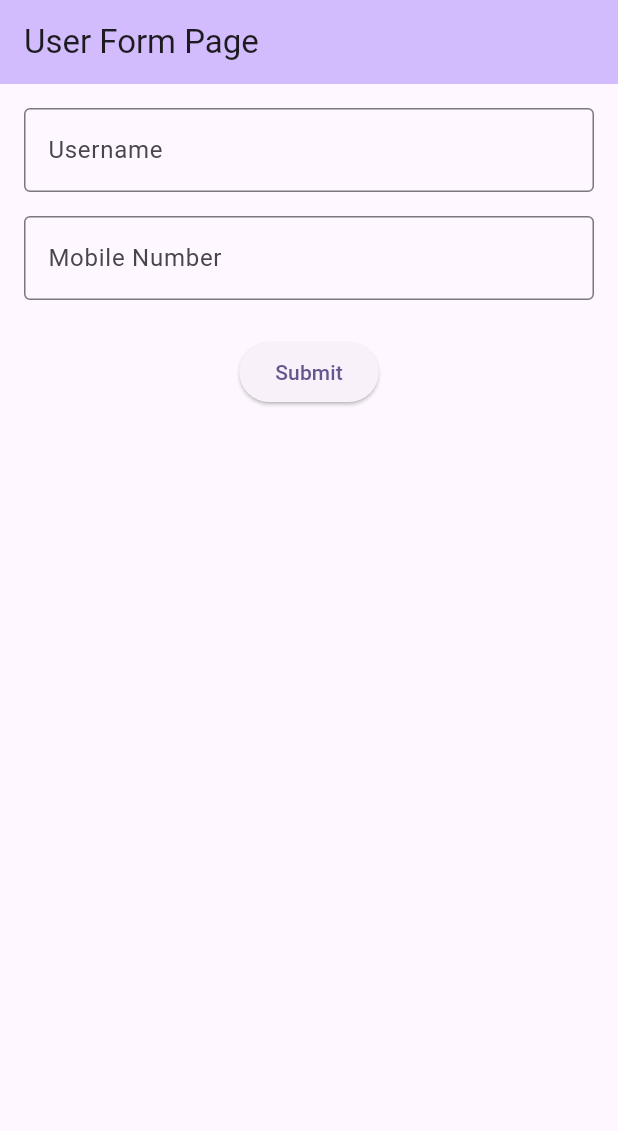
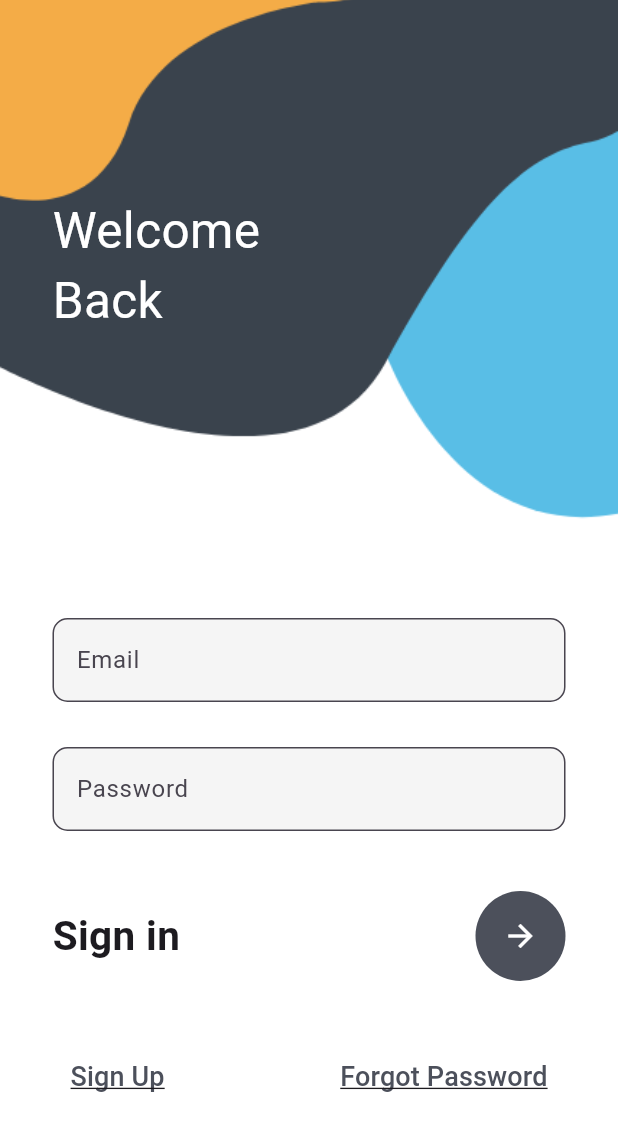
Before and after one commit to IsfarMohi/DocPoint, a Flutter app: the screen it shows after launch, on a phone screen of 412 x 824 dp. Shown: the top 1131 px of the screen. Run offline on Flutter 3.47's test engine with Material 3 defaults, Android fonts, the phone set to English and light mode, and no system bars.

Commit message:
created login page

```diff
--- /dev/null
+++ b/frontend/flutter/docpoint/lib/login.dart
@@ -0,0 +1,132 @@
+import 'package:flutter/material.dart';
+
+class MyLogin extends StatefulWidget {
+  const MyLogin({super.key});
+
+  @override
+  _MyLoginState createState() => _MyLoginState();
+}
+
+class _MyLoginState extends State<MyLogin> {
+  @override
+  Widget build(BuildContext context) {
+    return Container(
+      decoration: BoxDecoration(
+        image: DecorationImage(
+            image: AssetImage('assets/login.png'), fit: BoxFit.cover),
+      ),
+      child: Scaffold(
+        backgroundColor: Colors.transparent,
+        body: Stack(
+          children: [
+            Container(),
+            Container(
+              padding: EdgeInsets.only(left: 35, top: 130),
+              child: Text(
+                'Welcome\nBack',
+                style: TextStyle(color: Colors.white, fontSize: 33),
+              ),
+            ),
+            SingleChildScrollView(
+              child: Container(
+                padding: EdgeInsets.only(
+                    top: MediaQuery.of(context).size.height * 0.5),
+                child: Column(
+                  crossAxisAlignment: CrossAxisAlignment.start,
+                  children: [
+                    Container(
+                      margin: EdgeInsets.only(left: 35, right: 35),
+                      child: Column(
+                        children: [
+                          TextField(
+                            style: TextStyle(color: Colors.black),
+                            decoration: InputDecoration(
+                                fillColor: Colors.grey.shade100,
+                                filled: true,
+                                hintText: "Email",
+                                border: OutlineInputBorder(
+                                  borderRadius: BorderRadius.circular(10),
+                                )),
+                          ),
+                          SizedBox(
+                            height: 30,
+                          ),
+                          TextField(
+                            style: TextStyle(),
+                            obscureText: true,
+                            decoration: InputDecoration(
+                                fillColor: Colors.grey.shade100,
+                                filled: true,
+                                hintText: "Password",
+                                border: OutlineInputBorder(
+                                  borderRadius: BorderRadius.circular(10),
+                                )),
+                          ),
+                          SizedBox(
+                            height: 40,
+                          ),
+                          Row(
+                            mainAxisAlignment: MainAxisAlignment.spaceBetween,
+                            children: [
+                              Text(
+                                'Sign in',
+                                style: TextStyle(
+                                    fontSize: 27, fontWeight: FontWeight.w700),
+                              ),
+                              CircleAvatar(
+                                radius: 30,
+                                backgroundColor: Color(0xff4c505b),
+                                child: IconButton(
+                                    color: Colors.white,
+                                    onPressed: () {},
+                                    icon: Icon(
+                                      Icons.arrow_forward,
+                                    )),
+                              )
+                            ],
+                          ),
+                          SizedBox(
+                            height: 40,
+                          ),
+                          Row(
+                            mainAxisAlignment: MainAxisAlignment.spaceBetween,
+                            children: [
+                              TextButton(
+                                onPressed: () {
+                                  Navigator.pushNamed(context, 'register');
+                                },
+                                style: ButtonStyle(),
+                                child: Text(
+                                  'Sign Up',
+                                  textAlign: TextAlign.left,
+                                  style: TextStyle(
+                                      decoration: TextDecoration.underline,
+                                      color: Color(0xff4c505b),
+                                      fontSize: 18),
+                                ),
+                              ),
+                              TextButton(
+                                  onPressed: () {},
+                                  child: Text(
+                                    'Forgot Password',
+                                    style: TextStyle(
+                                      decoration: TextDecoration.underline,
+                                      color: Color(0xff4c505b),
+                                      fontSize: 18,
+                                    ),
+                                  )),
+                            ],
+                          )
+                        ],
+                      ),
+                    )
+                  ],
+                ),
+              ),
+            ),
+          ],
+        ),
+      ),
+    );
+  }
+}
--- a/frontend/flutter/docpoint/lib/main.dart
+++ b/frontend/flutter/docpoint/lib/main.dart
@@ -1,161 +1,14 @@
 import 'package:flutter/material.dart';
-import 'dart:convert'; // For jsonEncode
-import 'package:http/http.dart' as http; // For HTTP requests
+import 'package:loginuicolors/login.dart';
+import 'package:loginuicolors/register.dart';
 
 void main() {
-  runApp(const MyApp());
+  runApp(MaterialApp(
+    debugShowCheckedModeBanner: false,
+    home: MyLogin(),
+    routes: {
+      'register': (context) => MyRegister(),
+      'login': (context) => MyLogin(),
+    },
+  ));
 }
-
-class MyApp extends StatelessWidget {
-  const MyApp({super.key});
-
-  @override
-  Widget build(BuildContext context) {
-    return MaterialApp(
-      title: 'Flutter Demo',
-      theme: ThemeData(
-        colorScheme: ColorScheme.fromSeed(seedColor: Colors.deepPurple),
-        useMaterial3: true,
-      ),
-      home: const UserFormPage(),
-    );
-  }
-}
-
-class UserFormPage extends StatefulWidget {
-  const UserFormPage({super.key});
-
-  @override
-  State<UserFormPage> createState() => _UserFormPageState();
-}
-
-class _UserFormPageState extends State<UserFormPage> {
-  final _usernameController = TextEditingController();
-  final _mobileController = TextEditingController();
-  final _formKey = GlobalKey<FormState>();
-
-  Future<void> _submitForm() async {
-    if (_formKey.currentState!.validate()) {
-      String username = _usernameController.text;
-      String mobileNumber = _mobileController.text;
-
-      try {
-        // Backend API endpoint
-        var url = Uri.parse("http://192.168.1.6:5000/save_user");
-
-        // Send POST request
-        var response = await http.post(
-          url,
-          headers: {"Content-Type": "application/json"},
-          body: jsonEncode({
-            "name": username,
-            "mobile": mobileNumber,
-          }),
-        );
-
-        if (response.statusCode == 200) {
-          // Success response
-          showDialog(
-            context: context,
-            builder: (context) => AlertDialog(
-              title: const Text('Success'),
-              content: Text('Data saved successfully: $username, $mobileNumber'),
-              actions: [
-                TextButton(
-                  onPressed: () => Navigator.of(context).pop(),
-                  child: const Text('OK'),
-                ),
-              ],
-            ),
-          );
-        } else {
-          // Error response
-          showDialog(
-            context: context,
-            builder: (context) => AlertDialog(
-              title: const Text('Error'),
-              content: Text('Failed to save data: ${response.body}'),
-              actions: [
-                TextButton(
-                  onPressed: () => Navigator.of(context).pop(),
-                  child: const Text('OK'),
-                ),
-              ],
-            ),
-          );
-        }
-      } catch (e) {
-        // Handle network or other errors
-        showDialog(
-          context: context,
-          builder: (context) => AlertDialog(
-            title: const Text('Error'),
-            content: Text('An error occurred: $e'),
-            actions: [
-              TextButton(
-                onPressed: () => Navigator.of(context).pop(),
-                child: const Text('OK'),
-              ),
-            ],
-          ),
-        );
-      }
-    }
-  }
-
-  @override
-  Widget build(BuildContext context) {
-    return Scaffold(
-      appBar: AppBar(
-        title: const Text('User Form Page'),
-        backgroundColor: Theme.of(context).colorScheme.inversePrimary,
-      ),
-      body: Padding(
-        padding: const EdgeInsets.all(16.0),
-        child: Form(
-          key: _formKey,
-          child: Column(
-            crossAxisAlignment: CrossAxisAlignment.start,
-            children: [
-              TextFormField(
-                controller: _usernameController,
-                decoration: const InputDecoration(
-                  labelText: 'Username',
-                  border: OutlineInputBorder(),
-                ),
-                validator: (value) {
-                  if (value == null || value.isEmpty) {
-                    return 'Please enter your username';
-                  }
-                  return null;
-                },
-              ),
-              const SizedBox(height: 16),
-              TextFormField(
-                controller: _mobileController,
-                decoration: const InputDecoration(
-                  labelText: 'Mobile Number',
-                  border: OutlineInputBorder(),
-                ),
-                keyboardType: TextInputType.text,
-                validator: (value) {
-                  if (value == null || value.isEmpty) {
-                    return 'Please enter your mobile number';
-                  }
-                  return null;
-                },
-              ),
-              const SizedBox(height: 24),
-              Center(
-                child: ElevatedButton(
-                  onPressed: _submitForm,
-                  child: const Text('Submit'),
-                ),
-              ),
-            ],
-          ),
-        ),
-      ),
-    );
-  }
-}
```
Also changed, not shown: frontend/flutter/docpoint/lib/register.dart (added, +173 -0 lines), frontend/flutter/docpoint/pubspec.yaml (+15 -28 lines), frontend/flutter/docpoint/assets/login.png (added), frontend/flutter/docpoint/assets/register.png (added), frontend/flutter/docpoint/pubspec.lock, 2 other files.
